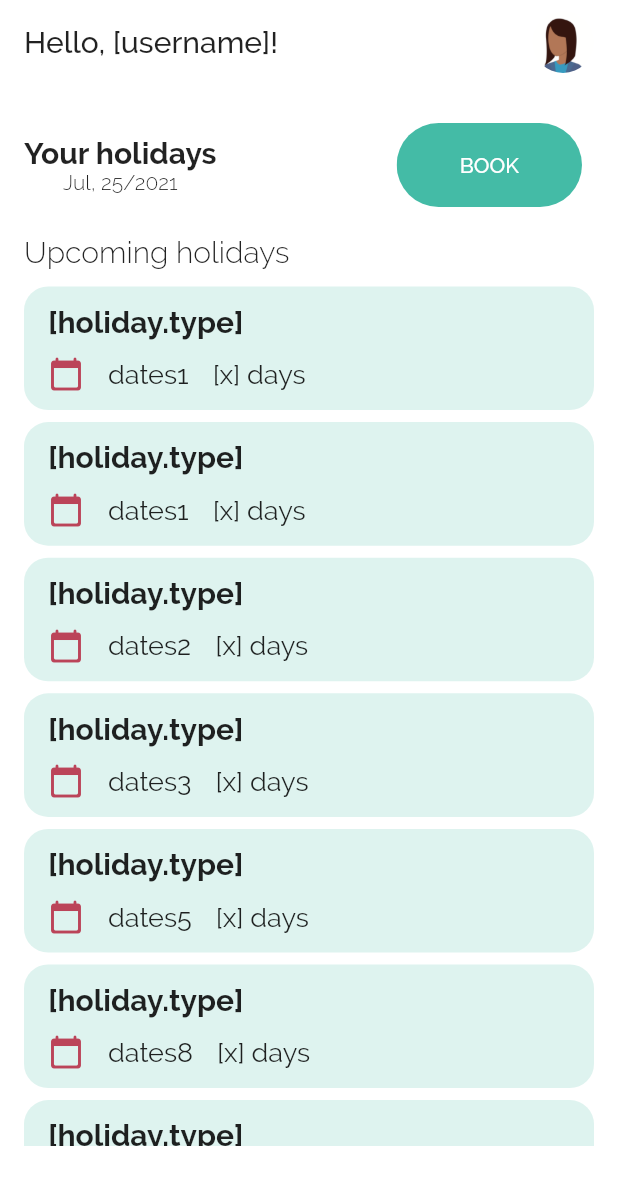
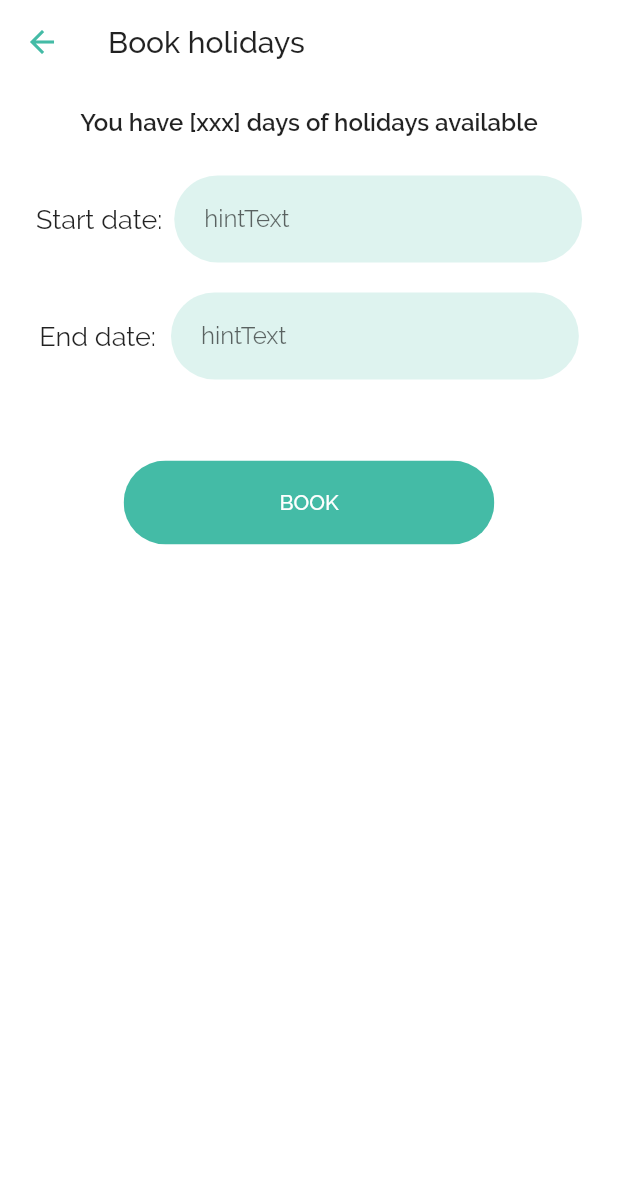
Before and after one commit to fpenim/flutter_hat, a Flutter app: the HomeScreen screen opened directly, after a tap on "BOOK", on a phone screen of 412 x 824 dp. Shown: the top 1185 px of the screen. Run offline on Flutter 3.47's test engine with Material 2 defaults, Android fonts, the phone set to English and light mode, and no system bars.

Commit message:
Star book holiday form

```diff
--- /dev/null
+++ b/lib/Screens/EditHoliday/components/body.dart
@@ -0,0 +1,93 @@
+import 'package:flutter/material.dart';
+import 'package:flutter_hat/components/rounded_button.dart';
+import 'package:flutter_hat/components/text_field_container.dart';
+
+class Body extends StatefulWidget {
+  Body({Key? key}) : super(key: key);
+
+  @override
+  _BodyState createState() => _BodyState();
+}
+
+class _BodyState extends State<Body> {
+  final _formKey = GlobalKey<FormState>();
+
+  @override
+  Widget build(BuildContext context) {
+    return Container(
+      child: Padding(
+        padding: const EdgeInsets.all(16.0),
+        child: SingleChildScrollView(
+          child: Column(
+            children: [
+              Row(
+                mainAxisAlignment: MainAxisAlignment.center,
+                children: [
+                  Padding(
+                    padding: const EdgeInsets.only(bottom: 16.0),
+                    child: Text(
+                      'You have [xxx] days of holidays available',
+                      style: Theme.of(context)
+                          .textTheme
+                          .subtitle1
+                          ?.copyWith(fontWeight: FontWeight.w600),
+                    ),
+                  ),
+                ],
+              ),
+              Row(
+                mainAxisAlignment: MainAxisAlignment.spaceEvenly,
+                children: [
+                  Text(
+                    'Start date:',
+                    style: Theme.of(context).textTheme.bodyText1,
+                  ),
+                  TextFieldContainer(
+                    child: TextFormField(
+                      decoration: InputDecoration(
+                        hintText: 'hintText',
+                        border: InputBorder.none,
+                      ),
+                    ),
+                    widthRatio: 0.66,
+                  ),
+                ],
+              ),
+              Row(
+                mainAxisAlignment: MainAxisAlignment.spaceEvenly,
+                children: [
+                  Text(
+                    'End date:',
+                    style: Theme.of(context).textTheme.bodyText1,
+                  ),
+                  TextFieldContainer(
+                    child: TextFormField(
+                      decoration: InputDecoration(
+                        hintText: 'hintText',
+                        border: InputBorder.none,
+                      ),
+                    ),
+                    widthRatio: 0.66,
+                  ),
+                ],
+              ),
+              Padding(
+                padding: const EdgeInsets.only(top: 34.0),
+                child: Row(
+                  mainAxisAlignment: MainAxisAlignment.center,
+                  children: [
+                    RoundedButton(
+                      text: 'BOOK',
+                      press: () {},
+                      widthRatio: 0.6,
+                    )
+                  ],
+                ),
+              )
+            ],
+          ),
+        ),
+      ),
+    );
+  }
+}
--- /dev/null
+++ b/lib/Screens/EditHoliday/edit_holiday_screen.dart
@@ -0,0 +1,24 @@
+import 'package:flutter/material.dart';
+import 'package:flutter_hat/Screens/EditHoliday/components/body.dart';
+
+class EditHolidayScreen extends StatelessWidget {
+  EditHolidayScreen({
+    Key? key,
+    required this.title,
+  }) : super(key: key);
+
+  final String title;
+
+  @override
+  Widget build(BuildContext context) {
+    Size size = MediaQuery.of(context).size;
+    return Scaffold(
+      appBar: AppBar(
+        backgroundColor: Colors.white,
+        iconTheme: IconThemeData(color: Theme.of(context).primaryColor),
+        title: Text(title),
+      ),
+      body: Body(),
+    );
+  }
+}
--- a/lib/Screens/Home/components/body.dart
+++ b/lib/Screens/Home/components/body.dart
@@ -1,14 +1,28 @@
 import 'package:flutter/material.dart';
-import 'package:flutter_hat/Screens/Home/components/holiday_container.dart';
 
 import 'book_holidays_row.dart';
+import 'holiday_list_view.dart';
 
 class Body extends StatelessWidget {
   @override
   Widget build(BuildContext context) {
+    List<String> bookedHolidays = [
+      '1',
+      '1',
+      '2',
+      '3',
+      '5',
+      '8',
+      '13',
+      '21',
+      '34',
+      '55'
+    ];
     Size size = MediaQuery.of(context).size;
+
     return Padding(
       padding: const EdgeInsets.all(16.0),
+      child: SingleChildScrollView(
         child: Column(
           children: [
             Padding(
@@ -29,17 +43,10 @@ class Body extends StatelessWidget {
                 ],
               ),
             ),
-          Container(
-            height: size.height * 0.7,
-            child: ListView.builder(
-              itemCount: bookedHolidays.length,
-              itemBuilder: (context, i) => HolidayContainer(bookedHolidays[i]),
+            HolidayListView(holidays: bookedHolidays, size: size)
+          ],
         ),
-          )
-        ],
       ),
     );
   }
 }
-
-List<String> bookedHolidays = ['1', '1', '2', '3', '5', '8', '13', '21'];
--- a/lib/Screens/Home/components/book_holidays_row.dart
+++ b/lib/Screens/Home/components/book_holidays_row.dart
@@ -1,4 +1,5 @@
 import 'package:flutter/material.dart';
+import 'package:flutter_hat/Screens/EditHoliday/edit_holiday_screen.dart';
 import 'package:flutter_hat/components/rounded_button.dart';
 import 'package:intl/intl.dart';
 
@@ -29,7 +30,15 @@ class BookHolidaysRow extends StatelessWidget {
           children: [
             RoundedButton(
               text: 'BOOK',
-              press: () {},
+              press: () {
+                Navigator.push(
+                  context,
+                  MaterialPageRoute(
+                      builder: (context) => EditHolidayScreen(
+                            title: 'Book holidays',
+                          )),
+                );
+              },
               widthRatio: 0.3,
             ),
           ],
--- /dev/null
+++ b/lib/Screens/Home/components/holiday_list_view.dart
@@ -0,0 +1,25 @@
+import 'package:flutter/material.dart';
+
+import 'holiday_container.dart';
+
+class HolidayListView extends StatelessWidget {
+  HolidayListView({
+    Key? key,
+    required this.holidays,
+    required this.size,
+  }) : super(key: key);
+
+  final List<String> holidays;
+  final Size size;
+
+  @override
+  Widget build(BuildContext context) {
+    return Container(
+      height: size.height * 0.8,
+      child: ListView.builder(
+        itemCount: holidays.length,
+        itemBuilder: (context, i) => HolidayContainer(holidays[i]),
+      ),
+    );
+  }
+}
--- a/lib/components/text_field_container.dart
+++ b/lib/components/text_field_container.dart
@@ -4,9 +4,11 @@ import 'package:flutter_hat/constants.dart';
 class TextFieldContainer extends StatelessWidget {
   const TextFieldContainer({
     Key? key,
+    this.widthRatio = 0.8,
     required this.child,
   }) : super(key: key);
 
+  final double widthRatio;
   final Widget child;
 
   @override
@@ -15,7 +17,7 @@ class TextFieldContainer extends StatelessWidget {
     return Container(
       margin: EdgeInsets.symmetric(vertical: 10),
       padding: EdgeInsets.symmetric(horizontal: 20, vertical: 5),
-      width: size.width * 0.8,
+      width: size.width * widthRatio,
       decoration: BoxDecoration(
         color: kPrimaryColorLight,
         borderRadius: BorderRadius.circular(29),
```
Lines whose indentation alone changed are shown as unchanged.
